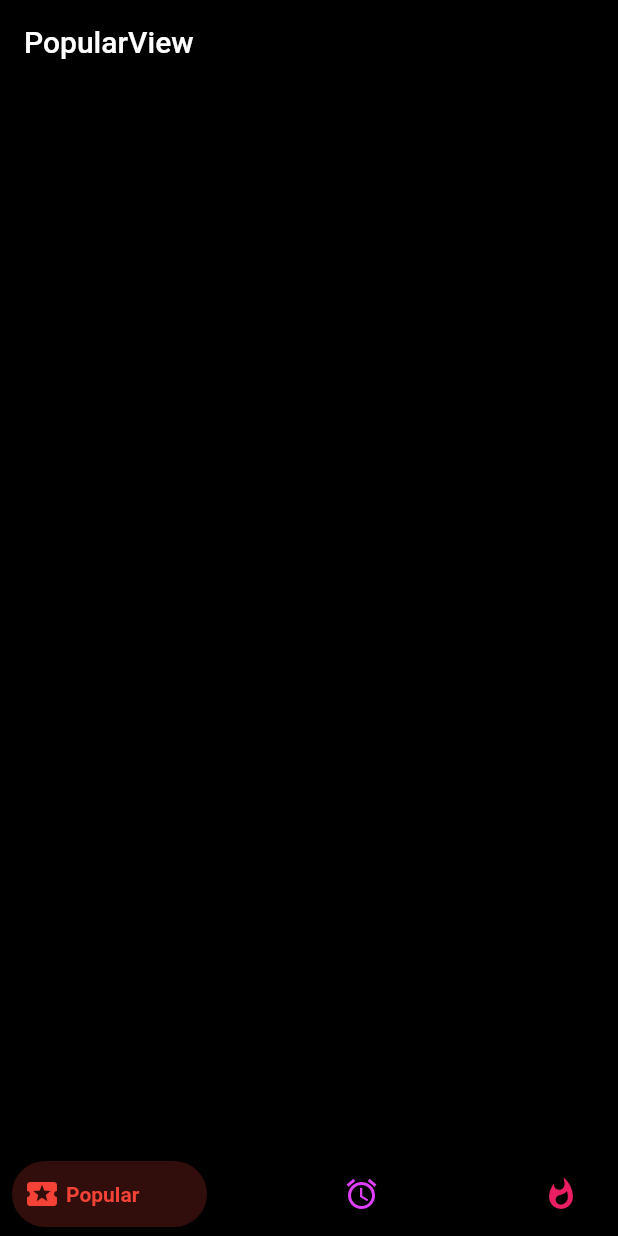
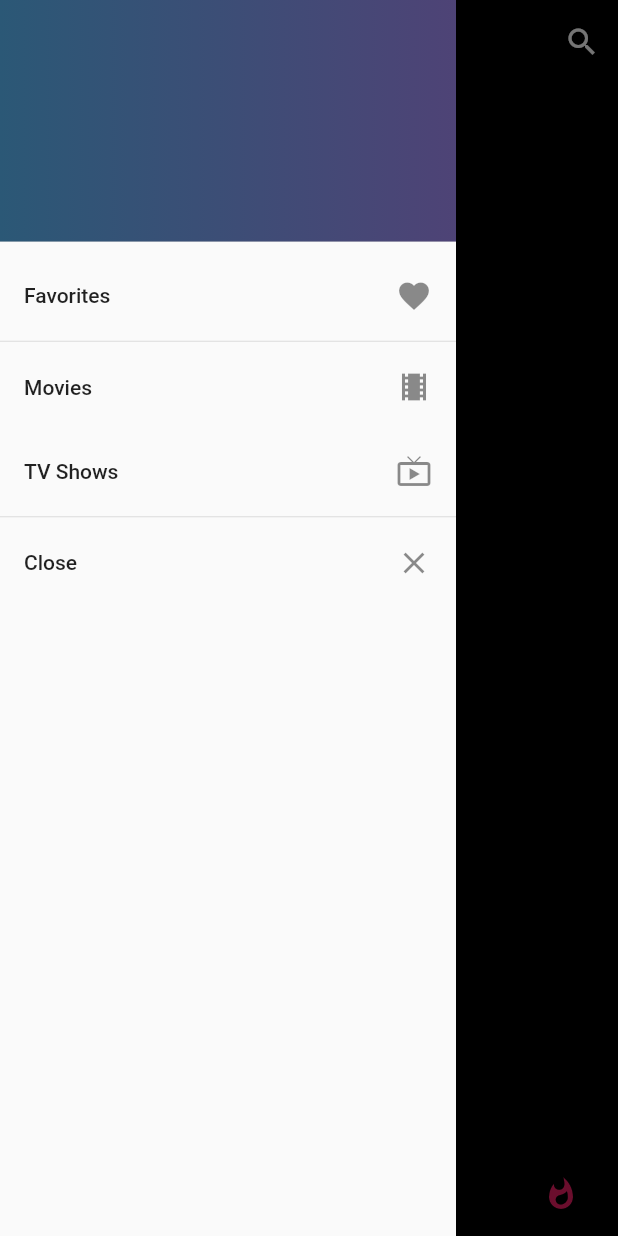
Before and after one commit to ManuEspeso/MovieInfoApp, a Flutter app: the screen it shows after launch, with the side drawer open (before the commit the screen has no drawer), on a phone screen of 412 x 824 dp. Run offline on Flutter 3.47's test engine with Material 2 defaults, Android fonts, the phone set to English and light mode, and no system bars; drawn by our look-alikes of bottom_navy_bar; network calls fail; statements that could not run were skipped.

Commit message:
Fix Merge Bugs

```diff
--- a/lib/ui/main/main_screen.dart
+++ b/lib/ui/main/main_screen.dart
@@ -30,6 +30,65 @@ class _MainScreenState extends State<MainScreen> {
   @override
   Widget build(BuildContext context) {
     return Scaffold(
+        appBar: AppBar(
+          title: Text("MovieDB"),
+          backgroundColor: Colors.black,
+          actions: <Widget>[
+            IconButton(
+              icon: Icon(Icons.search, color: Colors.white),
+              //onPressed: () => goToSearch(context),
+            )
+          ],
+        ),
+        drawer: Drawer(
+          child: ListView(
+            children: <Widget>[
+              DrawerHeader(
+                  padding: const EdgeInsets.all(0.0),
+                  child: Container(
+                    decoration: BoxDecoration(
+                        gradient: LinearGradient(colors: [
+                      const Color(0xff2b5876),
+                      const Color(0xff4e4376),
+                    ])),
+                  )),
+              ListTile(
+                title: Text("Favorites"),
+                trailing: Icon(Icons.favorite),
+                //onTap: () => goToFavorites(context),
+              ),
+              Divider(
+                height: 5.0,
+              ),
+              ListTile(
+                title: Text("Movies"),
+                //selected: mediaType == MediaType.movie,
+                trailing: Icon(Icons.local_movies),
+                /*onTap: () {
+                _changeMediaType(MediaType.movie);
+                Navigator.of(context).pop();
+              },*/
+              ),
+              ListTile(
+                title: Text("TV Shows"),
+                // selected: mediaType == MediaType.show,
+                trailing: Icon(Icons.live_tv),
+                /*onTap: () {
+                _changeMediaType(MediaType.show);
+                Navigator.of(context).pop();
+              },*/
+              ),
+              Divider(
+                height: 5.0,
+              ),
+              ListTile(
+                title: Text("Close"),
+                trailing: Icon(Icons.close),
+                onTap: () => Navigator.of(context).pop(),
+              )
+            ],
+          ),
+        ),
         body: SizedBox.expand(
           child: PageView(
             controller: _pageController,
--- a/lib/ui/popular/popular_screen.dart
+++ b/lib/ui/popular/popular_screen.dart
@@ -29,10 +29,6 @@ class _PopularScreenState extends State<PopularScreen>
   @override
   Widget build(BuildContext context) {
     return Scaffold(
-      appBar: AppBar(
-        title: Text("PopularView"),
-        backgroundColor: Colors.black,
-      ),
       body: buildMoviesListElement(listPopularMovies),
       backgroundColor: Colors.black,
     );
--- a/lib/ui/upcoming/upcoming_presenter.dart
+++ b/lib/ui/upcoming/upcoming_presenter.dart
@@ -1,5 +1,4 @@
-import 'package:movies_proyect/model/result.dart';
-import 'package:movies_proyect/repository/RemoteRepository.dart';
+import 'package:movies_proyect/repository/remote/RemoteRepository.dart';
 
 class UpcomingPresenter {
   UpcomingScreenProtocol _view;
@@ -8,7 +7,6 @@ class UpcomingPresenter {
   UpcomingPresenter(this._view, this._remoteRepository);
 
   List _listItem = [];
-  Result _result;
 
   init() async {
     _listItem = await _remoteRepository.getUpcomingMovies();
```
Also changed, not shown: lib/ui/topRated/top_rated_screen.dart (+0 -59 lines), lib/ui/upcoming/upcoming_screen.dart (+6 -8 lines).
